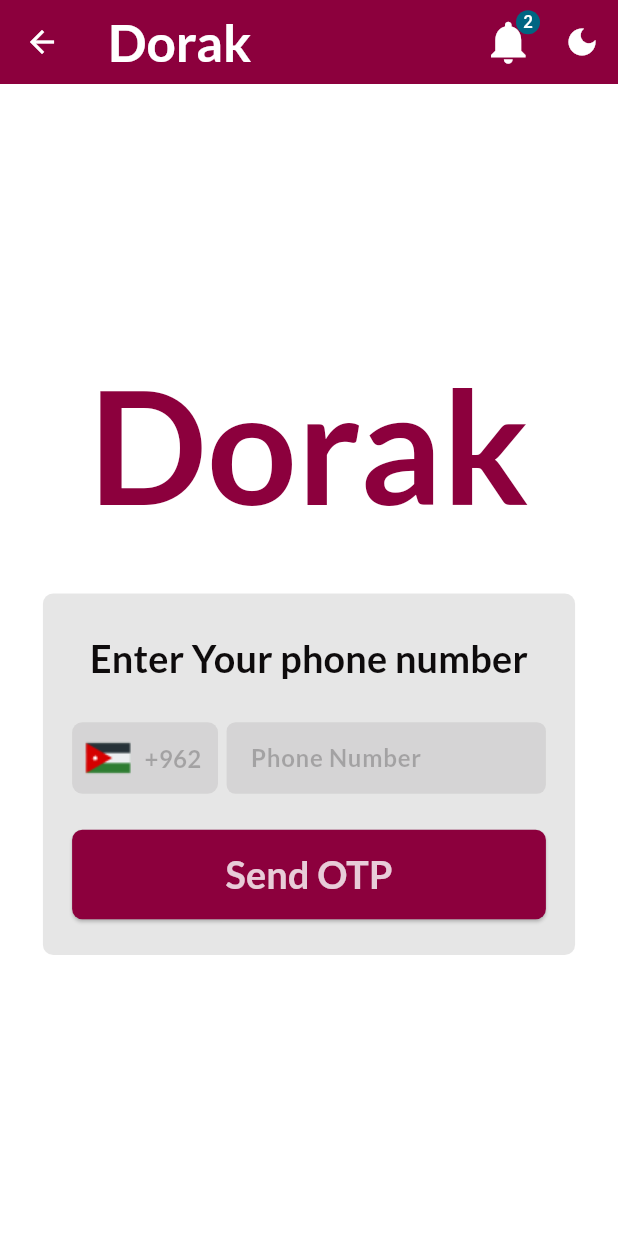
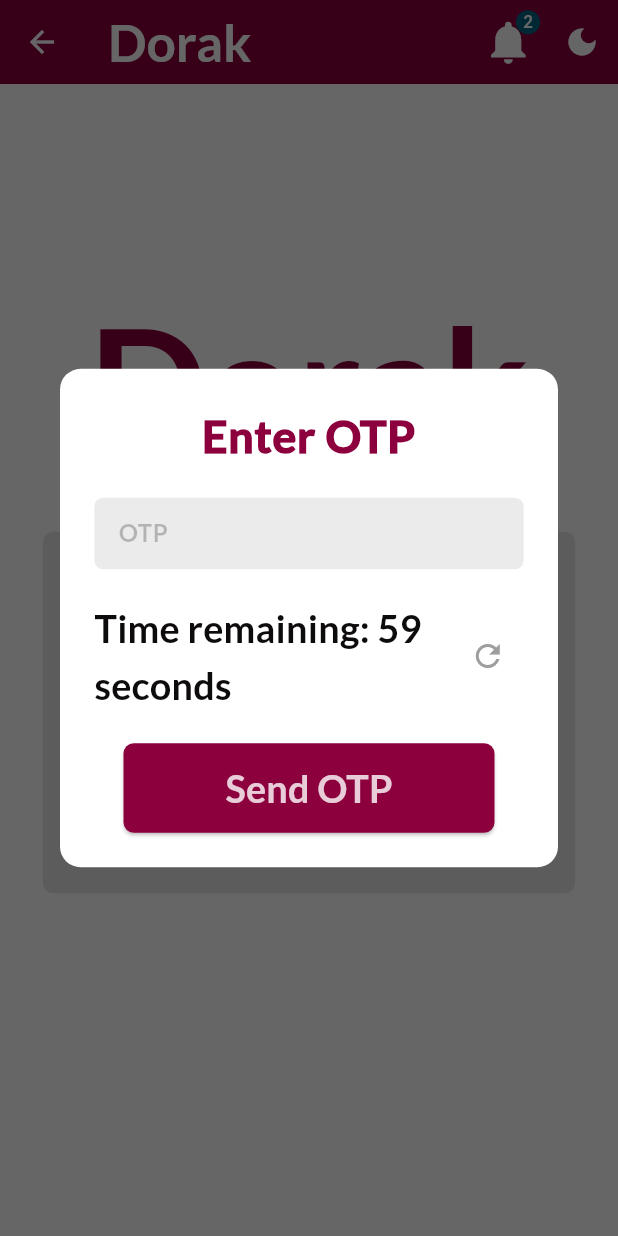
Before and after one commit to jehadadili/App-DOORAK, a Flutter app: the ForgotPasswordScreen screen opened directly, after a tap on "Send OTP", on a phone screen of 412 x 824 dp. Run offline on Flutter 3.47's test engine with Material 3 defaults, Android fonts, the phone set to English and light mode, and no system bars; our stand-ins replace bloc, curved_navigation_bar, device_preview, flutter_bloc, flutter_screenutil, loading_animation_widget and 1 more; accounts and stored records are empty.

Commit message:
add screen otp

```diff
--- a/lib/src/core/style/button/custom_buttom_light.dart
+++ b/lib/src/core/style/button/custom_buttom_light.dart
@@ -3,14 +3,19 @@
 import 'package:flutter_screenutil/flutter_screenutil.dart';
 
 class CustomButtomLight extends StatelessWidget {
-  const CustomButtomLight(
-      {super.key,
+  const CustomButtomLight({
+    super.key,
     required this.text,
     this.onPressed,
-      required this.horizontal});
+    required this.horizontal,
+    this.backgroundColor, // معامل لون الزر الجديد
+  });
+
   final String text;
   final void Function()? onPressed;
   final double horizontal;
+  final Color? backgroundColor; // اللون الخلفي يمكن تغييره
+
   @override
   Widget build(BuildContext context) {
     return Padding(
@@ -21,7 +26,8 @@
         child: ElevatedButton(
           onPressed: onPressed,
           style: ElevatedButton.styleFrom(
-            backgroundColor: Theme.of(context)
+            backgroundColor: backgroundColor ??
+                Theme.of(context)
                     .elevatedButtonTheme
                     .style!
                     .backgroundColor
--- a/lib/src/core/them/dark_them.dart
+++ b/lib/src/core/them/dark_them.dart
@@ -7,7 +7,9 @@
     bottomNavigationBarTheme: BottomNavigationBarThemeData(
       backgroundColor: ColorApp.blakandgrey.withOpacity(0.72),
       selectedItemColor: ColorApp.blakandgrey.withOpacity(0.60),
+      unselectedItemColor: ColorApp.black,
     ),
+    canvasColor: ColorApp.white.withOpacity(0.6),
     appBarTheme: AppBarTheme(
       centerTitle: true,
       backgroundColor: ColorApp.black.withOpacity(0.15),
@@ -34,6 +36,9 @@
       ),
       headlineLarge: StyleTextDark.headlineLargehite32W400.copyWith(
         fontWeight: FontWeight.w800,
+      ),
+      labelSmall: StyleTextDark.displayMediumpink26W900.copyWith(
+        color: ColorApp.blue,
       ),
       bodySmall: StyleTextDark.bodysmailwihte14W500.copyWith(
           fontWeight: FontWeight.w200, color: ColorApp.white.withOpacity(0.50)),
@@ -66,7 +71,6 @@
     elevatedButtonTheme: ElevatedButtonThemeData(
       style: ElevatedButton.styleFrom(
         backgroundColor: ColorApp.blue,
-
       ),
     ),
   );
--- a/lib/src/core/them/light_them.dart
+++ b/lib/src/core/them/light_them.dart
@@ -8,7 +8,9 @@
     bottomNavigationBarTheme: const BottomNavigationBarThemeData(
       backgroundColor: ColorApp.primarycolor,
       selectedItemColor: ColorApp.white,
+      unselectedItemColor: ColorApp.white,
     ),
+    canvasColor: Colors.black.withOpacity(0.6),
     appBarTheme: AppBarTheme(
       centerTitle: true,
       color: ColorApp.primarycolor,
@@ -33,6 +35,9 @@
       headlineLarge: StyleTextLight.headlineLargehite32W400.copyWith(
         color: ColorApp.blue,
         fontWeight: FontWeight.w800,
+      ),
+      labelSmall: StyleTextLight.displayMediumpink26W900.copyWith(
+        color: ColorApp.primarycolor,
       ),
       bodyLarge: StyleTextLight.titleMediumwhite22W500
           .copyWith(fontWeight: FontWeight.w700, color: ColorApp.blue),
--- a/lib/src/feature/forgot_password/presntation/view/screen/forgot_password_screen.dart
+++ b/lib/src/feature/forgot_password/presntation/view/screen/forgot_password_screen.dart
@@ -1,111 +1,27 @@
-
-
-import 'package:doorak/src/core/style/button/custom_buttom_light.dart';
-import 'package:doorak/src/core/style/image/image_app.dart';
 import 'package:doorak/src/core/style/size/app_size.dart';
 import 'package:doorak/src/core/style/text/text.dart';
 import 'package:doorak/src/core/widgets/custom_app_bar.dart';
-import 'package:doorak/src/core/widgets/custom_text_fiald.dart';
+import 'package:doorak/src/feature/forgot_password/presntation/view/widgets/phone_input_section.dart';
 import 'package:flutter/material.dart';
-import 'package:flutter_screenutil/flutter_screenutil.dart';
 
-class ForgotPasswordScreen extends StatefulWidget {
+class ForgotPasswordScreen extends StatelessWidget {
   const ForgotPasswordScreen({super.key});
-
-  @override
-  State<ForgotPasswordScreen> createState() => _ForgotPasswordScreenState();
-}
-
-class _ForgotPasswordScreenState extends State<ForgotPasswordScreen> {
-  final TextEditingController phoneController = TextEditingController();
-  @override
-  void dispose() {
-    phoneController.dispose();
-    super.dispose();
-  }
 
   @override
   Widget build(BuildContext context) {
     return Scaffold(
       appBar: buildAppBar(context: context),
-      body: Column(
+      body: SingleChildScrollView(
+        child: Column(
           children: [
-          SizedBox(height: Sizes.height(context) * 0.2),
+            SizedBox(height: Sizes.height(context) * 0.15),
             Text(
               AppText.appName,
               style: Theme.of(context).textTheme.labelLarge,
             ),
-          Padding(
-            padding: EdgeInsets.symmetric(horizontal: 25.w, vertical: 20.h),
-            child: Container(
-              width: double.infinity,
-              padding: EdgeInsets.symmetric(vertical: 20.h),
-              margin: EdgeInsets.only(bottom: 50.h),
-              decoration: BoxDecoration(
-                color: Theme.of(context).cardColor,
-                borderRadius: BorderRadius.circular(6.r),
-              ),
-              child: Column(children: [
-                Text(AppText.enterphoneEN,
-                    textAlign: TextAlign.center,
-                    style: Theme.of(context).primaryTextTheme.titleMedium),
-                SizedBox(height: 20.h),
-                Padding(
-                  padding: EdgeInsets.symmetric(horizontal: 17.w),
-                  child: Row(
-                    children: [
-                      Container(
-                          width: 85.w,
-                          height: 40.h,
-                          decoration: BoxDecoration(
-                              color: Theme.of(context)
-                                  .inputDecorationTheme
-                                  .fillColor,
-                              borderRadius: BorderRadius.circular(6.r)),
-                          child: Row(
-                            children: [
-                              Image.asset(
-                                ImageApp.jo,
-                                width: 42.w,
-                                height: 32.h,
-                              ),
-                              Text("+962",
-                                  style: Theme.of(context)
-                                      .inputDecorationTheme
-                                      .hintStyle),
-                            ],
-                          )),
-                      SizedBox(
-                        width: 5.w,
-                      ),
-                      Expanded(
-                        child: CustomTextFieldWidgets(
-                          height: 40,
-                          width: 180.w,
-                          labelText: AppText.labelPhoneEN,
-                          controller: phoneController,
-                          hintText: AppText.hintPhoneEN,
-                          keyboardType: TextInputType.phone,
-                          validator: (p0) {
-                            return null;
-                          },
-                        ),
-                      ),
+            PhoneInputSection(),
           ],
         ),
-                ),
-                SizedBox(
-                  height: 20.h,
-                ),
-                CustomButtomLight(
-                  horizontal: 17,
-                  text: "Send OTP",
-                  onPressed: () {},
-                ),
-              ]),
-            ),
-          ),
-        ],
       ),
     );
   }
--- /dev/null
+++ b/lib/src/feature/forgot_password/presntation/view/widgets/custom_text_field.dart
@@ -0,0 +1,28 @@
+import 'package:flutter/material.dart';
+
+class CustomTextField extends StatelessWidget {
+  final TextEditingController controller;
+  final String labelText;
+  final String hintText;
+
+  const CustomTextField({
+    super.key,
+    required this.controller,
+    required this.labelText,
+    required this.hintText,
+  });
+
+  @override
+  Widget build(BuildContext context) {
+    return TextField(
+      controller: controller,
+      decoration: InputDecoration(
+        labelText: labelText,
+        hintText: hintText,
+        border: OutlineInputBorder(
+          borderRadius: BorderRadius.circular(6),
+        ),
+      ),
+    );
+  }
+}
--- /dev/null
+++ b/lib/src/feature/forgot_password/presntation/view/widgets/otp_dialog.dart
@@ -0,0 +1,115 @@
+import 'dart:async';
+import 'package:doorak/src/core/style/button/custom_buttom_light.dart';
+import 'package:doorak/src/core/style/color/color_app.dart';
+import 'package:doorak/src/core/widgets/custom_text_fiald.dart';
+import 'package:flutter/material.dart';
+import 'package:flutter_screenutil/flutter_screenutil.dart';
+
+class OTPDialog extends StatefulWidget {
+  const OTPDialog({super.key});
+
+  @override
+  State<OTPDialog> createState() => _OTPDialogState();
+}
+
+class _OTPDialogState extends State<OTPDialog> {
+  final TextEditingController otpController = TextEditingController();
+  int secondsRemaining = 60;
+  Timer? timer;
+
+  @override
+  void initState() {
+    super.initState();
+    startCountdown();
+  }
+
+  @override
+  void dispose() {
+    otpController.dispose();
+    timer?.cancel();
+    super.dispose();
+  }
+
+  void startCountdown() {
+    timer = Timer.periodic(const Duration(seconds: 1), (timer) {
+      if (secondsRemaining > 0) {
+        setState(() {
+          secondsRemaining--;
+        });
+      } else {
+        timer.cancel();
+      }
+    });
+  }
+
+  @override
+  Widget build(BuildContext context) {
+    return Dialog(
+      backgroundColor:
+          Theme.of(context).bottomNavigationBarTheme.unselectedItemColor,
+      shape: RoundedRectangleBorder(
+        borderRadius: BorderRadius.circular(12.r),
+      ),
+      child: Padding(
+        padding: EdgeInsets.all(20.r),
+        child: Column(
+          mainAxisSize: MainAxisSize.min,
+          crossAxisAlignment: CrossAxisAlignment.stretch,
+          children: [
+            Text(
+              "Enter OTP",
+              style: Theme.of(context).primaryTextTheme.labelSmall,
+              textAlign: TextAlign.center,
+            ),
+            const SizedBox(height: 20),
+            CustomTextFieldWidgets(
+              height: 40,
+              hintText: "Enter OTP",
+              labelText: "OTP",
+              validator: (value) {
+                return null;
+              },
+              controller: otpController,
+              keyboardType: TextInputType.number,
+            ),
+            const SizedBox(height: 20),
+            Row(
+              mainAxisAlignment: MainAxisAlignment.spaceBetween,
+              children: [
+                Flexible(
+                  child: Text(
+                    "Time remaining: $secondsRemaining seconds",
+                    style: Theme.of(context).primaryTextTheme.titleMedium,
+                  ),
+                ),
+                IconButton(
+                  icon: Icon(Icons.refresh,
+                      color: secondsRemaining == 0 ? Colors.blue : Colors.grey),
+                  onPressed: secondsRemaining == 0
+                      ? () {
+                          setState(() {
+                            secondsRemaining = 60;
+                          });
+                          startCountdown();
+                          //    resendOTP();
+                        }
+                      : null,
+                ),
+              ],
+            ),
+            const SizedBox(height: 20),
+            SizedBox(
+              width: double.infinity,
+              child: CustomButtomLight(
+                horizontal: 17,
+                backgroundColor: ColorApp.primarycolor,
+                text: "Send OTP",
+                onPressed: () {},
+              ),
+            ),
+          ],
+        ),
+      ),
+    );
+  }
+}
--- /dev/null
+++ b/lib/src/feature/forgot_password/presntation/view/widgets/phone_input_section.dart
@@ -0,0 +1,97 @@
+import 'package:doorak/src/core/style/button/custom_buttom_light.dart';
+import 'package:doorak/src/core/style/color/color_app.dart';
+import 'package:doorak/src/core/style/image/image_app.dart';
+import 'package:doorak/src/core/style/text/text.dart';
+import 'package:doorak/src/core/widgets/custom_text_fiald.dart';
+import 'package:doorak/src/feature/forgot_password/presntation/view/widgets/otp_dialog.dart';
+import 'package:flutter/material.dart';
+import 'package:flutter_screenutil/flutter_screenutil.dart';
+
+class PhoneInputSection extends StatelessWidget {
+  final TextEditingController phoneController = TextEditingController();
+
+  PhoneInputSection({super.key});
+  void _onSendOtp(BuildContext context) {
+    showDialog(
+      context: context,
+      barrierColor: Theme.of(context).canvasColor,
+      builder: (_) => const OTPDialog(),
+    );
+  }
+
+  @override
+  Widget build(BuildContext context) {
+    return Padding(
+      padding: EdgeInsets.symmetric(horizontal: 25.w, vertical: 20.h),
+      child: Container(
+        width: double.infinity,
+        padding: EdgeInsets.symmetric(vertical: 20.h),
+        margin: EdgeInsets.only(bottom: 50.h),
+        decoration: BoxDecoration(
+          color: Theme.of(context).cardColor,
+          borderRadius: BorderRadius.circular(6.r),
+        ),
+        child: Column(
+          children: [
+            Text(
+              AppText.enterphoneEN,
+              textAlign: TextAlign.center,
+              style: Theme.of(context).primaryTextTheme.titleMedium,
+            ),
+            SizedBox(height: 20.h),
+            Padding(
+              padding: EdgeInsets.symmetric(horizontal: 17.w),
+              child: Row(
+                children: [
+                  Container(
+                      width: 85.w,
+                      height: 40.h,
+                      decoration: BoxDecoration(
+                          color:
+                              Theme.of(context).inputDecorationTheme.fillColor,
+                          borderRadius: BorderRadius.circular(6.r)),
+                      child: Row(
+                        children: [
+                          Image.asset(
+                            ImageApp.jo,
+                            width: 42.w,
+                            height: 32.h,
+                          ),
+                          Text("+962",
+                              style: Theme.of(context)
+                                  .inputDecorationTheme
+                                  .hintStyle),
+                        ],
+                      )),
+                  SizedBox(
+                    width: 5.w,
+                  ),
+                  Expanded(
+                    child: CustomTextFieldWidgets(
+                      height: 40,
+                      width: 180.w,
+                      labelText: AppText.labelPhoneEN,
+                      controller: phoneController,
+                      hintText: AppText.hintPhoneEN,
+                      keyboardType: TextInputType.phone,
+                      validator: (p0) {
+                        return null;
+                      },
+                    ),
+                  ),
+                ],
+              ),
+            ),
+            SizedBox(height: 20.h),
+            CustomButtomLight(
+              horizontal: 17,
+              backgroundColor: ColorApp.primarycolor,
+              text: "Send OTP",
+              onPressed: () => _onSendOtp(context),
+            ),
+          ],
+        ),
+      ),
+    );
+  }
+}
```
Lines whose indentation alone changed are shown as unchanged.
